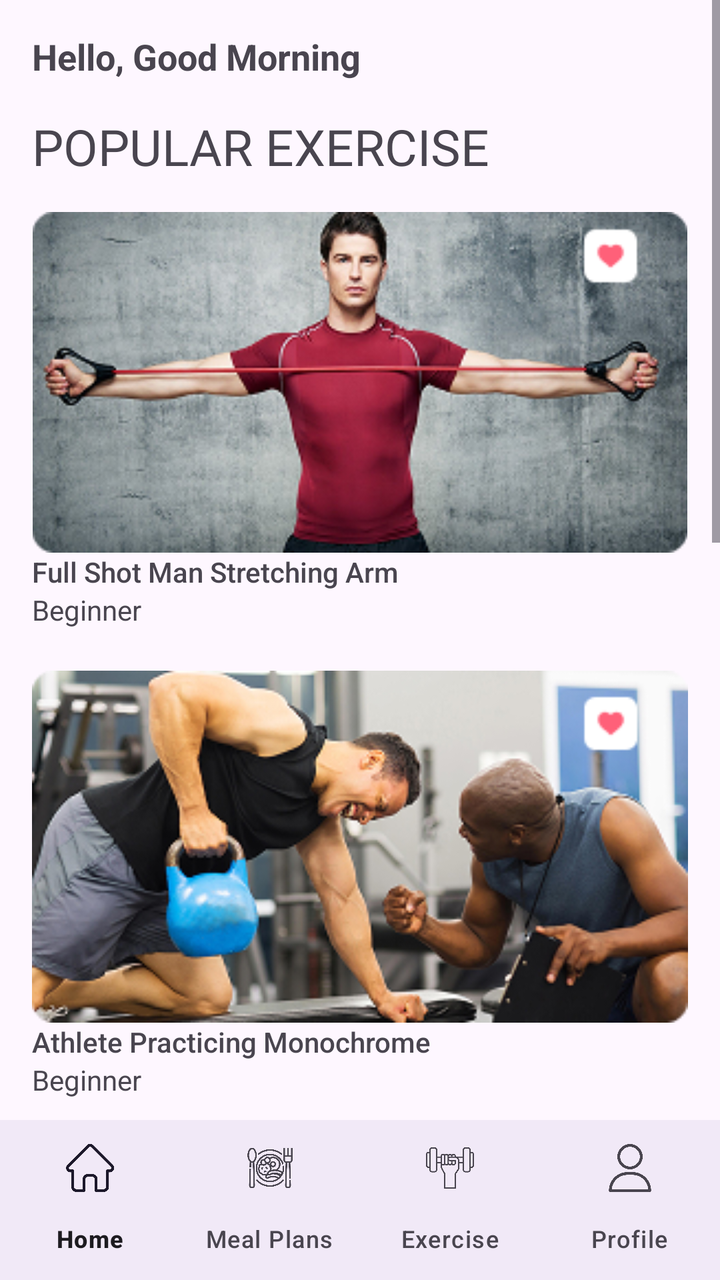
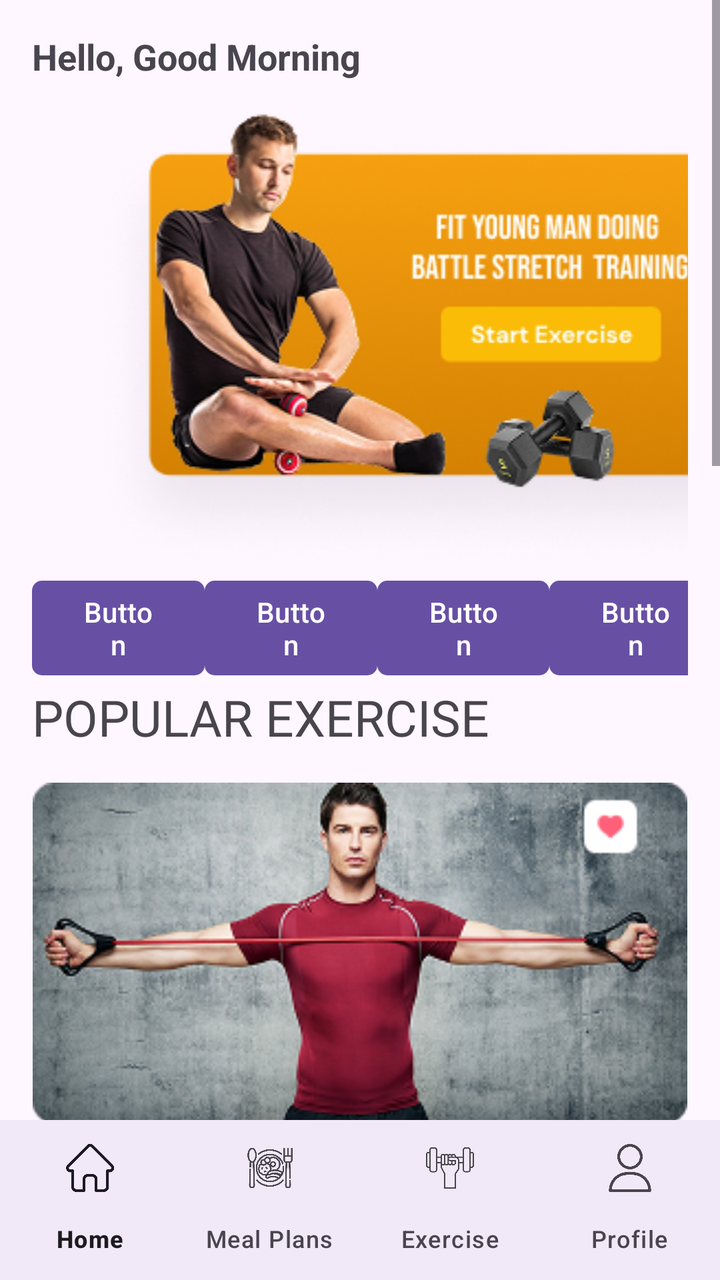

Before-and-after screenshots of an Android layout around one commit, followed by the original layout XML and the change that was made.
<!-- AndroidManifest.xml: application theme Theme.FitPro -->
<!-- res/layout/activity_main_home.xml -->
<?xml version="1.0" encoding="utf-8"?>
<androidx.coordinatorlayout.widget.CoordinatorLayout
    xmlns:android="http://schemas.android.com/apk/res/android"
    xmlns:app="http://schemas.android.com/apk/res-auto"
    xmlns:tools="http://schemas.android.com/tools"
    android:id="@+id/main"
    android:layout_width="match_parent"
    android:layout_height="match_parent"
    android:fitsSystemWindows="true"
    tools:context=".MainHome">

    
    <ScrollView
        android:id="@+id/scrollView"
        android:layout_width="match_parent"
        android:layout_height="match_parent"
        android:fillViewport="true"
        android:visibility="visible">

        <LinearLayout
            android:layout_width="match_parent"
            android:layout_height="wrap_content"
            android:orientation="vertical"
            android:padding="16dp"
            android:paddingBottom="100dp"> 

            
            <TextView
                android:id="@+id/welcomeText"
                android:layout_width="wrap_content"
                android:layout_height="wrap_content"
                android:paddingBottom="16dp"
                android:text="Hello, Good Morning "
                android:textSize="18sp"
                android:textStyle="bold" />

            <TextView
                android:id="@+id/textView24"
                android:layout_width="match_parent"
                android:layout_height="wrap_content"
                android:fontFamily="@font/bebas_neue"
                android:text="POPULAR EXERCISE"
                android:textSize="25dp" />

            <Space android:layout_width="match_parent" android:layout_height="16dp" />

            <ImageView
                android:id="@+id/imageView14"
                android:layout_width="match_parent"
                android:layout_height="wrap_content"
                android:adjustViewBounds="true"
                app:srcCompat="@drawable/group_56530" />

            <TextView
                android:id="@+id/textView25"
                android:layout_width="match_parent"
                android:layout_height="wrap_content"
                android:fontFamily="sans-serif-medium"
                android:text="Full Shot Man Stretching Arm" />

            <TextView
                android:id="@+id/textView34"
                android:layout_width="match_parent"
                android:layout_height="wrap_content"
                android:text="Beginner" />

            <Space android:layout_width="match_parent" android:layout_height="21dp" />

            <ImageView
                android:id="@+id/imageView15"
                android:layout_width="match_parent"
                android:layout_height="wrap_content"
                android:adjustViewBounds="true"
                app:srcCompat="@drawable/group_56531" />

            <TextView
                android:id="@+id/textView26"
                android:layout_width="match_parent"
                android:layout_height="wrap_content"
                android:fontFamily="sans-serif-medium"
                android:text="Athlete Practicing Monochrome" />

            <TextView
                android:id="@+id/textView35"
                android:layout_width="match_parent"
                android:layout_height="wrap_content"
                android:text="Beginner" />

            <Space android:layout_width="match_parent" android:layout_height="18dp" />

            <TextView
                android:id="@+id/textView27"
                android:layout_width="wrap_content"
                android:layout_height="wrap_content"
                android:fontFamily="@font/bebas_neue"
                android:text="MEAL PLAN"
                android:textSize="25sp" />

            <Space android:layout_width="match_parent" android:layout_height="13dp" />

            <ImageView
                android:id="@+id/imageView16"
                android:layout_width="match_parent"
                android:layout_height="wrap_content"
                android:adjustViewBounds="true"
                app:srcCompat="@drawable/img" />

            <TextView
                android:id="@+id/textView29"
                android:layout_width="match_parent"
                android:layout_height="wrap_content"
                android:fontFamily="sans-serif-medium"
                android:text="Greek salad with lettuce, green onion, " />

            <TextView
                android:id="@+id/textView32"
                android:layout_width="match_parent"
                android:layout_height="wrap_content"
                android:text="150 kcal" />

            <Space android:layout_width="match_parent" android:layout_height="27dp" />

            <ImageView
                android:id="@+id/imageView17"
                android:layout_width="match_parent"
                android:layout_height="wrap_content"
                android:adjustViewBounds="true"
                app:srcCompat="@drawable/img__1_" />

            <TextView
                android:id="@+id/textView31"
                android:layout_width="match_parent"
                android:layout_height="wrap_content"
                android:fontFamily="sans-serif-medium"
                android:text="Salad of fresh vegetables" />

            <TextView
                android:id="@+id/textView33"
                android:layout_width="match_parent"
                android:layout_height="wrap_content"
                android:text="270 kcal" />

            <Space android:layout_width="match_parent" android:layout_height="18dp" />

            <TextView
                android:id="@+id/textView36"
                android:layout_width="match_parent"
                android:layout_height="wrap_content"
                android:fontFamily="@font/bebas_neue"
                android:text="Additional Exercise"
                android:textSize="25dp" />

            <Space android:layout_width="match_parent" android:layout_height="27dp" />

            <ImageView
                android:id="@+id/imageView18"
                android:layout_width="150dp"
                android:layout_height="150dp"
                android:adjustViewBounds="true"
                app:srcCompat="@drawable/images_removebg_preview_1__2_" />

            <TextView
                android:id="@+id/textView37"
                android:layout_width="match_parent"
                android:layout_height="wrap_content"
                android:text="Exercises with Jumping Rope" />

            <Space android:layout_width="match_parent" android:layout_height="23dp" />

            <ImageView
                android:id="@+id/imageView19"
                android:layout_width="150dp"
                android:layout_height="150dp"
                android:adjustViewBounds="true"
                app:srcCompat="@drawable/_9694286_xs_removebg_preview_1" />

            <TextView
                android:id="@+id/textView38"
                android:layout_width="match_parent"
                android:layout_height="wrap_content"
                android:text="Exercises with Holding Jumping Rope" />

            <Space android:layout_width="match_parent" android:layout_height="28dp" />

        </LinearLayout>
    </ScrollView>

    
    <com.google.android.material.bottomnavigation.BottomNavigationView
        android:id="@+id/bottom_navigation"
        android:layout_width="match_parent"
        android:layout_height="wrap_content"
        android:layout_gravity="bottom"
        android:background="?android:attr/windowBackground"
        app:labelVisibilityMode="labeled"
        app:menu="@menu/bottom_nav_menu" />

</androidx.coordinatorlayout.widget.CoordinatorLayout>
<!-- resources referenced by this layout -->
<resources>
  <!-- drawable _9694286_xs_removebg_preview_1: png bitmap (drawable, 14936 bytes) -->
  <!-- drawable group_56530: png bitmap (drawable, 100898 bytes) -->
  <!-- drawable group_56531: png bitmap (drawable, 101907 bytes) -->
  <!-- drawable images_removebg_preview_1__2_: png bitmap (drawable, 17649 bytes) -->
  <!-- drawable img: png bitmap (drawable, 99369 bytes) -->
  <!-- drawable img__1_: png bitmap (drawable, 145651 bytes) -->
  <style name="Theme.FitPro" parent="Base.Theme.FitPro" />
  <style name="Base.Theme.FitPro" parent="Theme.Material3.DayNight.NoActionBar">
          
          
      </style>
</resources>

<!-- the commit's change to res/layout/activity_main_home.xml (unified diff, before → after) -->
@@ -25,14 +25,90 @@
             android:paddingBottom="100dp"> 
 
             
-            <TextView
-                android:id="@+id/welcomeText"
-                android:layout_width="wrap_content"
-                android:layout_height="wrap_content"
-                android:paddingBottom="16dp"
-                android:text="Hello, Good Morning "
-                android:textSize="18sp"
-                android:textStyle="bold" />
+
+            <LinearLayout
+                android:layout_width="match_parent"
+                android:layout_height="match_parent"
+                android:orientation="horizontal">
+
+                <TextView
+                    android:id="@+id/welcomeText"
+                    android:layout_width="331dp"
+                    android:layout_height="wrap_content"
+                    android:paddingBottom="16dp"
+                    android:text="Hello, Good Morning "
+                    android:textSize="18sp"
+                    android:textStyle="bold" />
+
+                <SearchView
+                    android:layout_width="match_parent"
+                    android:layout_height="match_parent" />
+            </LinearLayout>
+
+            <ImageView
+                android:id="@+id/imageView22"
+                android:layout_width="411dp"
+                android:layout_height="wrap_content"
+                app:srcCompat="@drawable/group_56529" />
+
+            <LinearLayout
+                android:layout_width="match_parent"
+                android:layout_height="match_parent"
+                android:orientation="horizontal">
+
+                <Button
+                    android:id="@+id/button6"
+                    android:layout_width="wrap_content"
+                    android:layout_height="wrap_content"
+                    android:layout_weight="1"
+                    android:text="Button"
+                    app:cornerRadius="5dp" />
+
+                <Space
+                    android:layout_width="wrap_content"
+                    android:layout_height="wrap_content"
+                    android:layout_weight="1" />
+
+                <Button
+                    android:id="@+id/button7"
+                    android:layout_width="wrap_content"
+                    android:layout_height="wrap_content"
+                    android:layout_weight="1"
+                    android:text="Button"
+                    app:cornerRadius="5dp" />
+
+                <Space
+                    android:layout_width="wrap_content"
+                    android:layout_height="wrap_content"
+                    android:layout_weight="1" />
+
+                <Button
+                    android:id="@+id/button8"
+                    android:layout_width="wrap_content"
+                    android:layout_height="wrap_content"
+                    android:layout_weight="1"
+                    android:text="Button"
+                    app:cornerRadius="5dp" />
+
+                <Space
+                    android:layout_width="wrap_content"
+                    android:layout_height="wrap_content"
+                    android:layout_weight="1" />
+
+                <Button
+                    android:id="@+id/button9"
+                    android:layout_width="wrap_content"
+                    android:layout_height="wrap_content"
+                    android:layout_weight="1"
+                    android:text="Button"
+                    app:cornerRadius="5dp" />
+
+                <Space
+                    android:layout_width="wrap_content"
+                    android:layout_height="wrap_content"
+                    android:layout_weight="1" />
+
+            </LinearLayout>
 
             <TextView
                 android:id="@+id/textView24"
@@ -64,7 +140,9 @@
                 android:layout_height="wrap_content"
                 android:text="Beginner" />
 
-            <Space android:layout_width="match_parent" android:layout_height="21dp" />
+            <Space
+                android:layout_width="match_parent"
+                android:layout_height="21dp" />
 
             <ImageView
                 android:id="@+id/imageView15"
@@ -152,33 +230,49 @@
 
             <Space android:layout_width="match_parent" android:layout_height="27dp" />
 
-            <ImageView
-                android:id="@+id/imageView18"
-                android:layout_width="150dp"
-                android:layout_height="150dp"
-                android:adjustViewBounds="true"
-                app:srcCompat="@drawable/images_removebg_preview_1__2_" />
-
-            <TextView
-                android:id="@+id/textView37"
-                android:layout_width="match_parent"
-                android:layout_height="wrap_content"
-                android:text="Exercises with Jumping Rope" />
+            <LinearLayout
+                android:layout_width="match_parent"
+                android:layout_height="match_parent"
+                android:orientation="horizontal">
+
+                <ImageView
+                    android:id="@+id/imageView18"
+                    android:layout_width="150dp"
+                    android:layout_height="150dp"
+                    android:adjustViewBounds="true"
+                    app:srcCompat="@drawable/group_56536" />
+
+                <ImageView
+                    android:id="@+id/imageView13"
+                    android:layout_width="wrap_content"
+                    android:layout_height="wrap_content"
+                    android:layout_weight="1"
+                    app:srcCompat="@drawable/exercises_with_jumping__rope" />
+
+            </LinearLayout>
 
             <Space android:layout_width="match_parent" android:layout_height="23dp" />
 
-            <ImageView
-                android:id="@+id/imageView19"
-                android:layout_width="150dp"
-                android:layout_height="150dp"
-                android:adjustViewBounds="true"
-                app:srcCompat="@drawable/_9694286_xs_removebg_preview_1" />
-
-            <TextView
-                android:id="@+id/textView38"
-                android:layout_width="match_parent"
-                android:layout_height="wrap_content"
-                android:text="Exercises with Holding Jumping Rope" />
+            <LinearLayout
+                android:layout_width="match_parent"
+                android:layout_height="match_parent"
+                android:orientation="horizontal">
+
+                <ImageView
+                    android:id="@+id/imageView19"
+                    android:layout_width="150dp"
+                    android:layout_height="150dp"
+                    android:adjustViewBounds="true"
+                    app:srcCompat="@drawable/group_56537" />
+
+                <ImageView
+                    android:id="@+id/imageView20"
+                    android:layout_width="wrap_content"
+                    android:layout_height="wrap_content"
+                    android:layout_weight="1"
+                    app:srcCompat="@drawable/exercises_with_holding_jumping__rope" />
+
+            </LinearLayout>
 
             <Space android:layout_width="match_parent" android:layout_height="28dp" />
 
<!-- resource entries referenced after the edit -->
@@ -1,9 +1,12 @@
 <!-- resources referenced by this layout -->
 <resources>
-  <!-- drawable _9694286_xs_removebg_preview_1: png bitmap (drawable, 14936 bytes) -->
+  <!-- drawable exercises_with_holding_jumping__rope: png bitmap (drawable, 4495 bytes) -->
+  <!-- drawable exercises_with_jumping__rope: png bitmap (drawable, 3978 bytes) -->
+  <!-- drawable group_56529: png bitmap (drawable, 98790 bytes) -->
   <!-- drawable group_56530: png bitmap (drawable, 100898 bytes) -->
   <!-- drawable group_56531: png bitmap (drawable, 101907 bytes) -->
-  <!-- drawable images_removebg_preview_1__2_: png bitmap (drawable, 17649 bytes) -->
+  <!-- drawable group_56536: png bitmap (drawable, 4906 bytes) -->
+  <!-- drawable group_56537: png bitmap (drawable, 6492 bytes) -->
   <!-- drawable img: png bitmap (drawable, 99369 bytes) -->
   <!-- drawable img__1_: png bitmap (drawable, 145651 bytes) -->
   <style name="Theme.FitPro" parent="Base.Theme.FitPro" />
